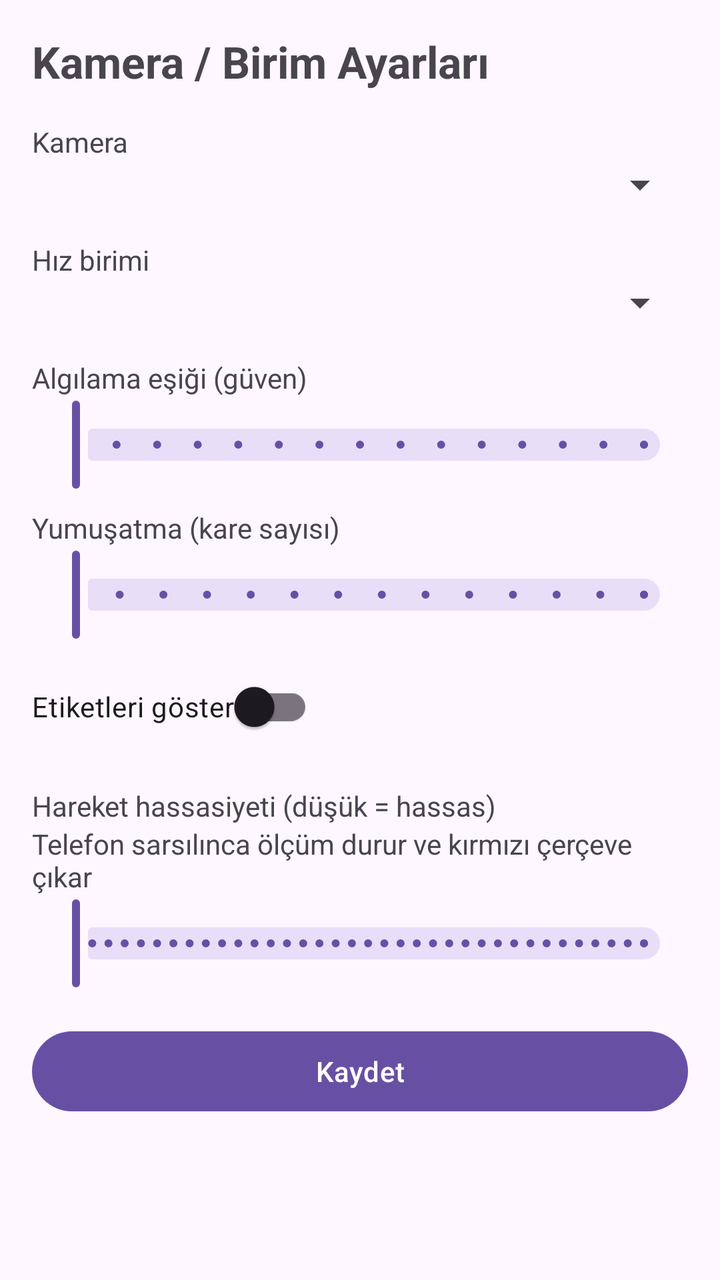
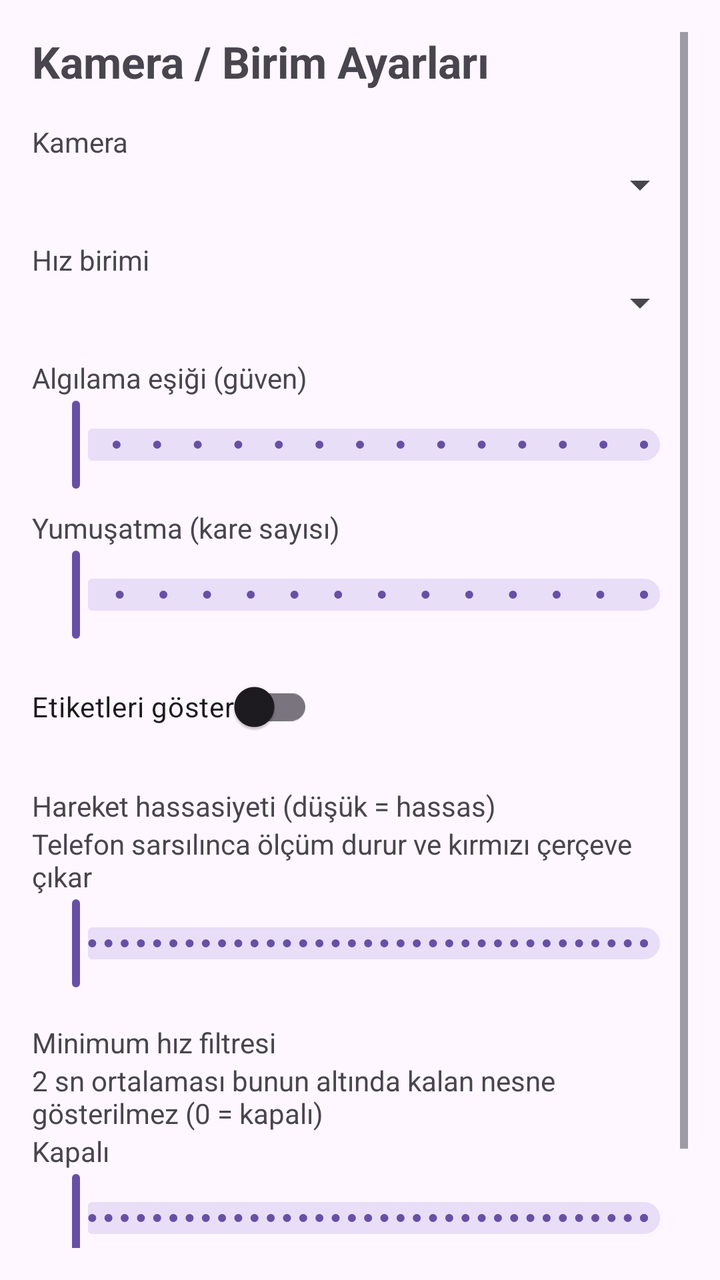

Screens rendered from an Android XML layout before and after an edit, with the pre-edit source and the edit as a unified diff.
<!-- AndroidManifest.xml: application theme Theme.SpeedCam -->
<!-- res/layout/activity_settings.xml -->
<?xml version="1.0" encoding="utf-8"?>
<ScrollView xmlns:android="http://schemas.android.com/apk/res/android"
    android:layout_width="match_parent"
    android:layout_height="match_parent"
    android:padding="16dp">

    <LinearLayout
        android:layout_width="match_parent"
        android:layout_height="wrap_content"
        android:orientation="vertical">

        <TextView android:layout_width="wrap_content" android:layout_height="wrap_content"
            android:text="Kamera / Birim Ayarları" android:textSize="22sp" android:textStyle="bold" />

        <TextView android:layout_width="wrap_content" android:layout_height="wrap_content"
            android:layout_marginTop="16dp" android:text="Kamera" />
        <Spinner android:id="@+id/spCamera"
            android:layout_width="match_parent" android:layout_height="wrap_content" />

        <TextView android:layout_width="wrap_content" android:layout_height="wrap_content"
            android:layout_marginTop="16dp" android:text="Hız birimi" />
        <Spinner android:id="@+id/spUnit"
            android:layout_width="match_parent" android:layout_height="wrap_content" />

        <TextView android:layout_width="wrap_content" android:layout_height="wrap_content"
            android:layout_marginTop="16dp" android:text="Algılama eşiği (güven)" />
        <com.google.android.material.slider.Slider
            android:id="@+id/sliderConf"
            android:layout_width="match_parent" android:layout_height="wrap_content"
            android:valueFrom="0.2" android:valueTo="0.9" android:stepSize="0.05" />

        <TextView android:layout_width="wrap_content" android:layout_height="wrap_content"
            android:layout_marginTop="8dp" android:text="Yumuşatma (kare sayısı)" />
        <com.google.android.material.slider.Slider
            android:id="@+id/sliderSmooth"
            android:layout_width="match_parent" android:layout_height="wrap_content"
            android:valueFrom="2" android:valueTo="15" android:stepSize="1" />

        <com.google.android.material.switchmaterial.SwitchMaterial
            android:id="@+id/switchLabels"
            android:layout_width="wrap_content" android:layout_height="wrap_content"
            android:layout_marginTop="8dp" android:text="Etiketleri göster" />

        <TextView android:layout_width="wrap_content" android:layout_height="wrap_content"
            android:layout_marginTop="16dp" android:text="Hareket hassasiyeti (düşük = hassas)" />
        <TextView android:layout_width="wrap_content" android:layout_height="wrap_content"
            android:text="Telefon sarsılınca ölçüm durur ve kırmızı çerçeve çıkar" />
        <com.google.android.material.slider.Slider
            android:id="@+id/sliderMotion"
            android:layout_width="match_parent" android:layout_height="wrap_content"
            android:valueFrom="0.1" android:valueTo="3.0" android:stepSize="0.05" />

        <Button android:id="@+id/btnSaveSettings"
            android:layout_width="match_parent" android:layout_height="wrap_content"
            android:layout_marginTop="16dp" android:text="Kaydet" />
    </LinearLayout>
</ScrollView>
<!-- resources referenced by this layout -->
<resources>
  <style name="Theme.SpeedCam" parent="Theme.Material3.DayNight.NoActionBar" />
</resources>

<!-- the commit's change to res/layout/activity_settings.xml (unified diff, before → after) -->
@@ -50,6 +50,18 @@
             android:layout_width="match_parent" android:layout_height="wrap_content"
             android:valueFrom="0.1" android:valueTo="3.0" android:stepSize="0.05" />
 
+        <TextView android:layout_width="wrap_content" android:layout_height="wrap_content"
+            android:layout_marginTop="16dp" android:text="Minimum hız filtresi" />
+        <TextView android:layout_width="wrap_content" android:layout_height="wrap_content"
+            android:text="2 sn ortalaması bunun altında kalan nesne gösterilmez (0 = kapalı)" />
+        <TextView android:id="@+id/tvMinSpeed"
+            android:layout_width="wrap_content" android:layout_height="wrap_content"
+            android:text="Kapalı" />
+        <com.google.android.material.slider.Slider
+            android:id="@+id/sliderMinSpeed"
+            android:layout_width="match_parent" android:layout_height="wrap_content"
+            android:valueFrom="0" android:valueTo="5" android:stepSize="0.1" />
+
         <Button android:id="@+id/btnSaveSettings"
             android:layout_width="match_parent" android:layout_height="wrap_content"
             android:layout_marginTop="16dp" android:text="Kaydet" />
